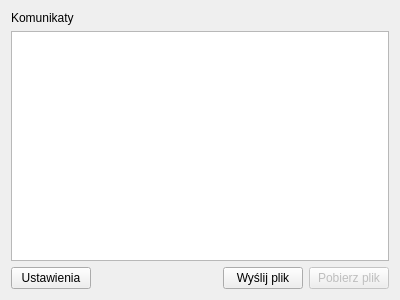
Qt form mainwindow.ui (lance2088/ReliableUdpMulticast) before a commit.
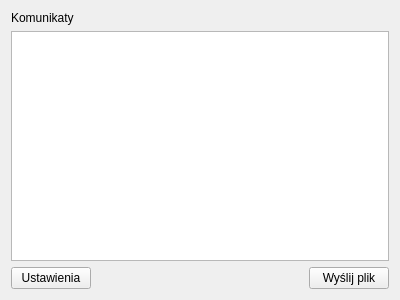
The same form after that commit.

Commit message: remove button

```diff
--- a/mainwindow.ui
+++ b/mainwindow.ui
@@ -61,16 +61,6 @@
             </property>
            </widget>
           </item>
-          <item>
-           <widget class="QPushButton" name="downloadButton">
-            <property name="enabled">
-             <bool>false</bool>
-            </property>
-            <property name="text">
-             <string>Pobierz plik</string>
-            </property>
-           </widget>
-          </item>
          </layout>
         </item>
        </layout>
```
